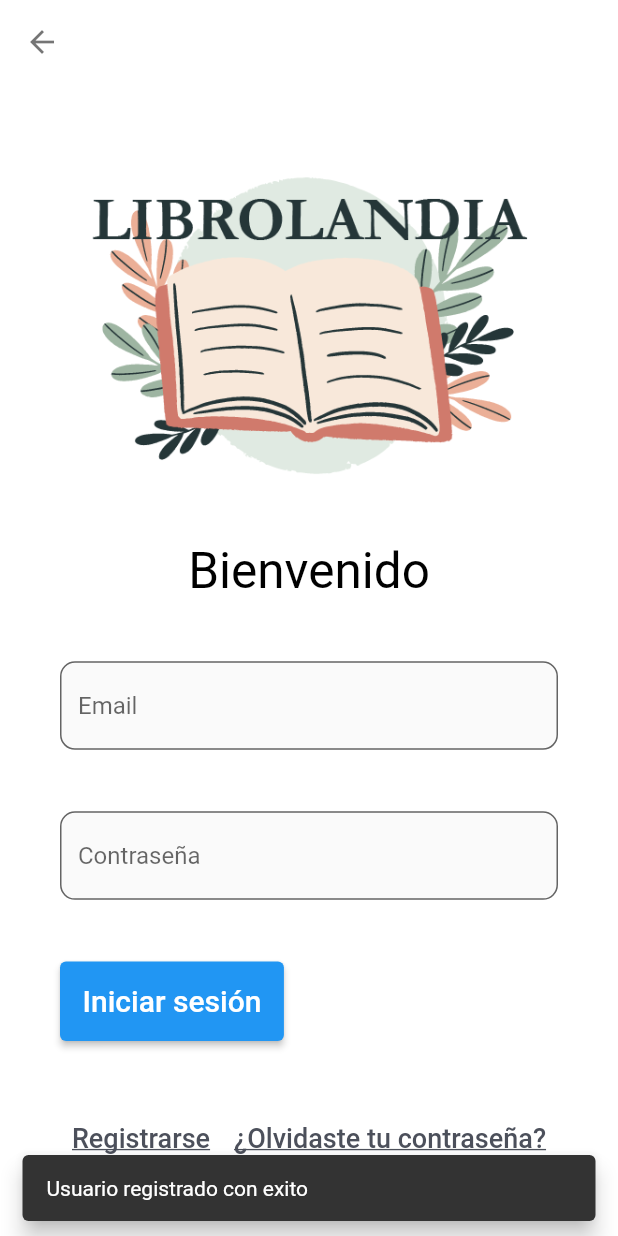
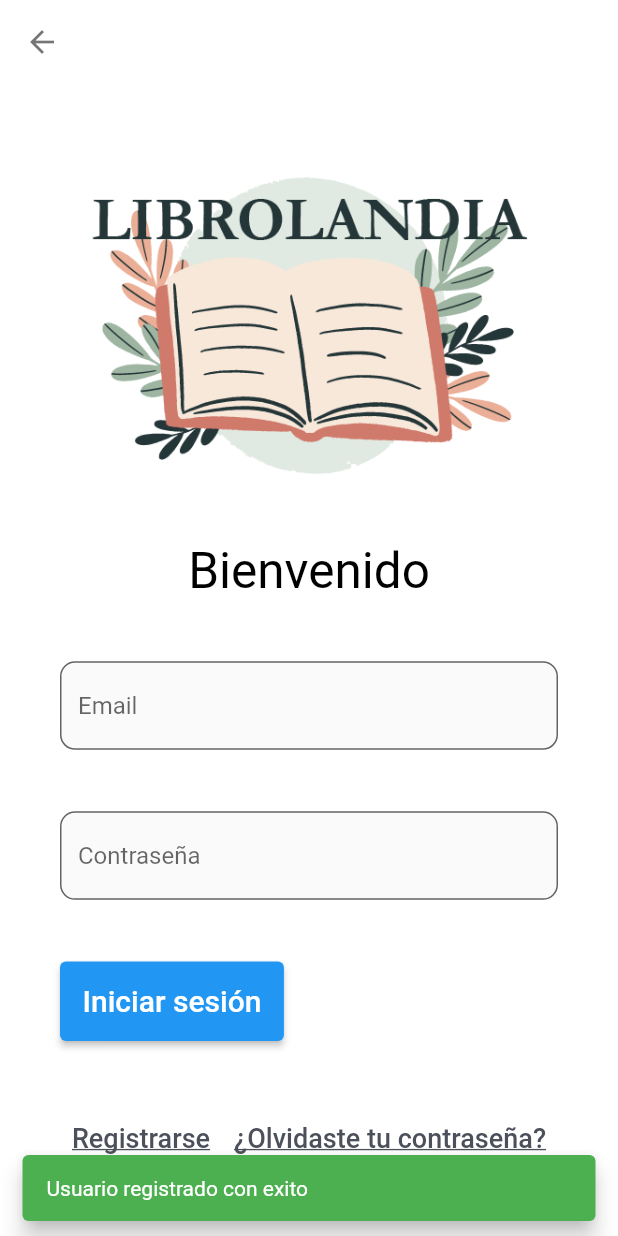
Before and after one commit to Davix002/app_de_libros, a Flutter app: the MyRegister screen opened directly, after a tap on "Registrarse", on a phone screen of 412 x 824 dp. Run offline on Flutter 3.47's test engine with Material 2 defaults, Android fonts, the phone set to English and light mode, and no system bars; our stand-ins replace cloud_firestore, firebase_core, html_unescape; missing offline and left inert: material_color_generator; accounts and stored records are empty.

Commit message:
anadi validacion de usuario

```diff
--- a/lib/main.dart
+++ b/lib/main.dart
@@ -51,7 +51,6 @@ class HomeScreen extends StatelessWidget {
                 );
               },
               style: ButtonStyle(
-                elevation: const MaterialStatePropertyAll(7),
                 padding: const MaterialStatePropertyAll(
                   EdgeInsets.all(15),
                 ),
@@ -79,7 +78,6 @@ class HomeScreen extends StatelessWidget {
                 );
               },
               style: ButtonStyle(
-                elevation: const MaterialStatePropertyAll(7),
                 padding: const MaterialStatePropertyAll(
                   EdgeInsets.all(15),
                 ),
--- a/lib/register.dart
+++ b/lib/register.dart
@@ -10,6 +10,25 @@ class MyRegister extends StatefulWidget {
 }
 
 class _MyRegisterState extends State<MyRegister> {
+  notifica(String mensaje, Color color) {
+    ScaffoldMessenger.of(context).showSnackBar(
+      SnackBar(
+        content: Text(mensaje),
+        backgroundColor: color,
+        behavior: SnackBarBehavior.floating,
+      ),
+    );
+  }
+
+  entrarPagina(StatefulWidget destino) {
+    Navigator.push(
+      context,
+      MaterialPageRoute(
+        builder: (context) => destino,
+      ),
+    );
+  }
+
   TextEditingController nombres = TextEditingController();
   TextEditingController apellidos = TextEditingController();
   TextEditingController email = TextEditingController();
@@ -162,19 +181,8 @@ class _MyRegisterState extends State<MyRegister> {
                 ElevatedButton(
                   onPressed: () async {
                     if (await registroUsuario()) {
-                      ScaffoldMessenger.of(context).showSnackBar(
-                        const SnackBar(
-                          content: Text("Usuario registrado con exito"),
-                          behavior: SnackBarBehavior.floating,
-                        ),
-                      );
-                      Navigator.of(context).push(
-                        MaterialPageRoute(
-                          builder: (BuildContext context) {
-                            return const MyLogin();
-                          },
-                        ),
-                      );
+                      notifica("Usuario registrado con exito", Colors.green);
+                      entrarPagina(const MyLogin());
                     }
                   },
                   style: const ButtonStyle(
```
Also changed, not shown: lib/login.dart (+53 -5 lines).
